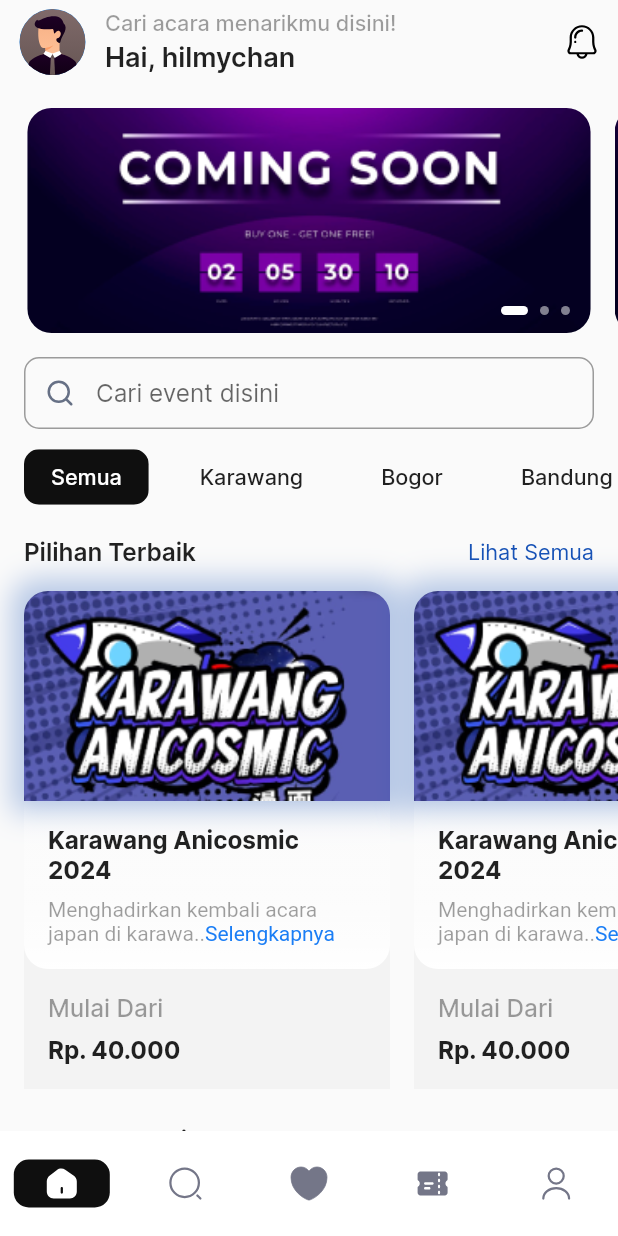
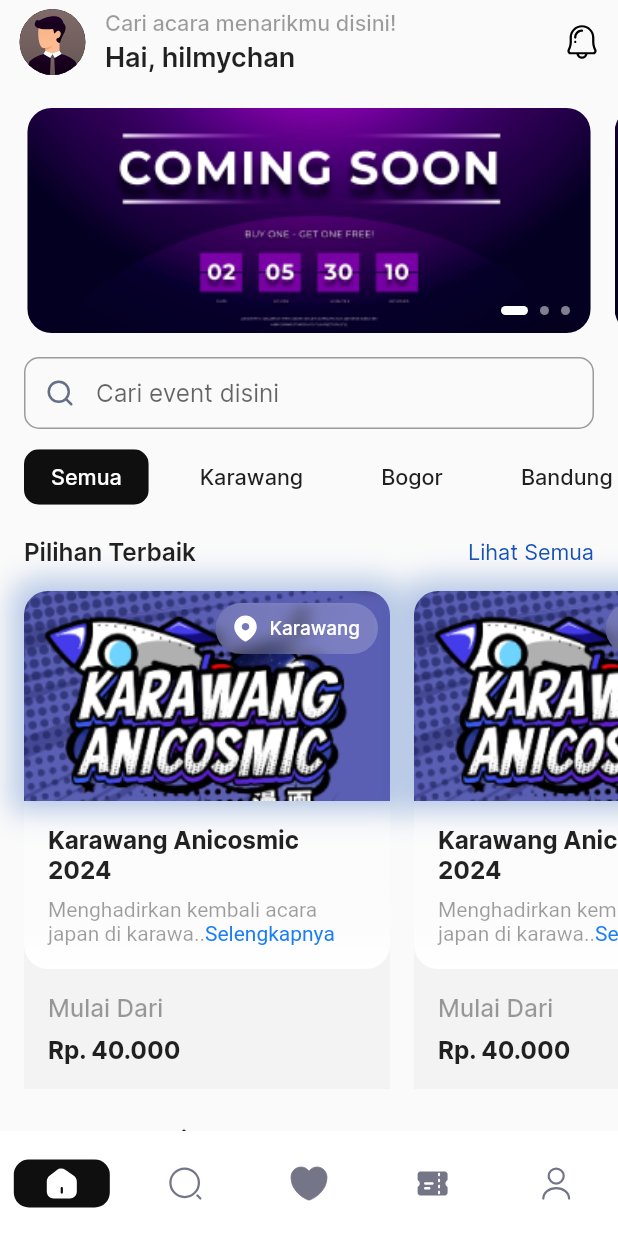
Before and after one commit to adityamchtr/my-tix, a Flutter app: the screen it shows after launch, after a tap on "Lewati", after a tap on "Mulai", after a tap on "Lihat Semua", on a phone screen of 412 x 824 dp. Run offline on Flutter 3.47's test engine with Material 3 defaults, Android fonts, the phone set to English and light mode, and no system bars; drawn by our look-alikes of carousel_slider, skeletonizer, smooth_page_indicator; our stand-ins replace flutter_svg, get, lottie, pinput, shared_preferences.

Commit message:
update menu event item

```diff
--- a/lib/app/modules/main/home/home_widget.dart
+++ b/lib/app/modules/main/home/home_widget.dart
@@ -1,5 +1,9 @@
+import 'dart:ui';
+
 import 'package:carousel_slider/carousel_slider.dart';
+import 'package:flutter/cupertino.dart';
 import 'package:flutter/material.dart';
+import 'package:flutter/widgets.dart';
 import 'package:flutter_svg/flutter_svg.dart';
 import 'package:flutter_svg/svg.dart';
 import 'package:get/get.dart';
@@ -8,7 +12,6 @@ import 'package:match/app/core/values/app_constants.dart';
 import 'package:match/app/core/values/app_styles.dart';
 import 'package:match/app/core/values/app_values.dart';
 import 'package:match/app/core/widgets/widgets.dart';
-import 'package:match/app/data/preference/session_manager.dart';
 import 'package:match/app/modules/intro/login/login_page.dart';
 import 'package:match/app/modules/main/home/home_controller.dart';
 import 'package:match/app/modules/main/main_controller.dart';
@@ -89,6 +92,7 @@ class AppBarHomeWidget extends StatelessWidget implements PreferredSizeWidget {
             vertical: AppValues.extraSmallPadding
           ),
           child: CircleAvatar(
+            backgroundColor: theme.colorScheme.primary,
             child: SvgPicture.asset(imAvatar),
           ),
         ),
@@ -125,6 +129,7 @@ class AppBarHomeWidget extends StatelessWidget implements PreferredSizeWidget {
             },
             icon: SvgPicture.asset(icNotification),
             splashRadius: AppValues.splashRadius,
+            tooltip: "Notifikasi",
           )
         ],
       );
@@ -350,6 +355,8 @@ class MenuItemWidget extends StatelessWidget {
           children: [
 
             //Image
+            Stack(
+              children: [
                 Skeleton.replace(
                   width: width,
                   height: 140.0,
@@ -383,6 +390,48 @@ class MenuItemWidget extends StatelessWidget {
                       ]
                     ),
                   ),
+                ),
+
+                Positioned(
+                  top: AppValues.halfPadding,
+                  right: AppValues.halfPadding,
+                  child: ClipRRect(
+                    borderRadius: BorderRadius.circular(AppValues.largeRadius),
+                    child: ClipRect(
+                      child: BackdropFilter(
+                        filter: ImageFilter.blur(
+                          sigmaX: 5.0,
+                          sigmaY: 5.0
+                        ),
+                        child: Container(
+                          color: Colors.white.withOpacity(0.2),
+                          padding: const EdgeInsets.symmetric(
+                            vertical: AppValues.halfPadding,
+                            horizontal: AppValues.buttonVerticalPadding
+                          ),
+                          child: Row(
+                            children: [
+                              SvgPicture.asset(icLocation),
+
+                              const SizedBox(
+                                width: AppValues.halfPadding,
+                              ),
+
+                              const Text("Karawang",
+                                style: TextStyle(
+                                  color: Colors.white,
+                                  fontWeight: FontWeight.w500
+                                ),
+                              ),
+                            ],
+                          ),
+                        ),
+                      ),
+                    ),
+                  ),
+                )
+
+              ],
             ),
 
             //Body
```
Also changed, not shown: assets/icons/location.svg (added). Lines whose indentation alone changed are shown as unchanged.
